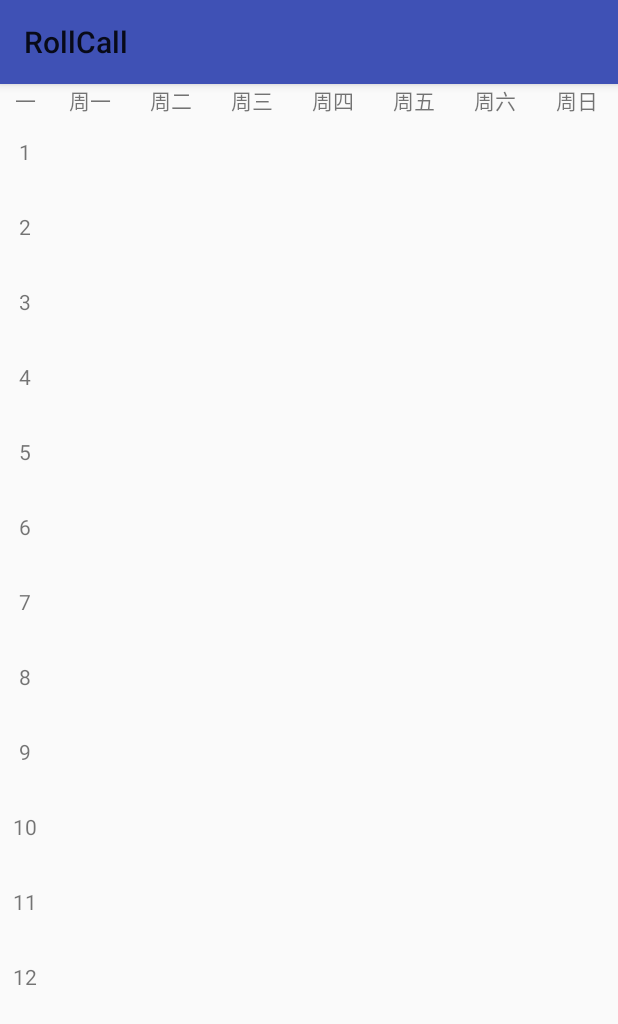
After one commit to dandelion123/android, an Android app: the CurriculumActivity screen opened directly, with no data from a screen before it, on a phone screen of 412 x 824 dp. The commit adds this screen. Shown: the top 1024 px of the screen. Run offline under Robolectric (Android 15) with nearby library versions, the phone set to English and light mode, and no system bars.

Commit message:
add kebiao Activity and it's layout

```diff
--- a/RollCall/app/src/main/AndroidManifest.xml
+++ b/RollCall/app/src/main/AndroidManifest.xml
@@ -16,6 +16,7 @@
                 <category android:name="android.intent.category.LAUNCHER" />
             </intent-filter>
         </activity>
+        <activity android:name=".CurriculumActivity"></activity>
     </application>
 
 </manifest>
--- /dev/null
+++ b/RollCall/app/src/main/java/example/com/rollcall/CurriculumActivity.java
@@ -0,0 +1,13 @@
+package example.com.rollcall;
+
+import android.support.v7.app.AppCompatActivity;
+import android.os.Bundle;
+
+public class CurriculumActivity extends AppCompatActivity {
+
+    @Override
+    protected void onCreate(Bundle savedInstanceState) {
+        super.onCreate(savedInstanceState);
+        setContentView(R.layout.activity_curriculum);
+    }
+}
--- a/RollCall/app/src/main/java/example/com/rollcall/MainActivity.java
+++ b/RollCall/app/src/main/java/example/com/rollcall/MainActivity.java
@@ -1,13 +1,33 @@
 package example.com.rollcall;
 
+import android.content.Intent;
 import android.support.v7.app.AppCompatActivity;
 import android.os.Bundle;
+import android.view.View;
+import android.widget.Button;
 
-public class MainActivity extends AppCompatActivity {
+public class MainActivity extends AppCompatActivity implements View.OnClickListener{
 
+    private Button button_curriculum;
     @Override
     protected void onCreate(Bundle savedInstanceState) {
         super.onCreate(savedInstanceState);
         setContentView(R.layout.activity_main);
+        button_curriculum=(Button)findViewById(R.id.bt_curriculum);
+        button_curriculum.setOnClickListener(this);
+    }
+
+    @Override
+    public void onClick(View v) {
+        switch (v.getId()){
+            case R.id.bt_curriculum:
+                Intent intent=new Intent(MainActivity.this,CurriculumActivity.class);
+                startActivity(intent);
+                break;
+            case R.id.bt_rollcall:
+                break;
+            case R.id.bt_result:
+                break;
+        }
     }
 }
--- /dev/null
+++ b/RollCall/app/src/main/res/layout/activity_curriculum.xml
@@ -0,0 +1,25 @@
+<LinearLayout xmlns:android="http://schemas.android.com/apk/res/android"
+    android:layout_width="match_parent"
+    android:layout_height="match_parent"
+    android:orientation="vertical"
+    >
+    <!--课程表表头目录-->
+    <LinearLayout
+        android:layout_width="match_parent"
+        android:layout_height="wrap_content">
+        <include layout="@layout/layout_day_content"/>
+    </LinearLayout>
+    <ScrollView
+        android:scrollbars="vertical"
+        android:fillViewport="true"
+        android:layout_width="match_parent"
+        android:layout_height="wrap_content">
+        <LinearLayout
+            android:orientation="horizontal"
+            android:layout_width="match_parent"
+            android:layout_height="600dp">
+            <include layout="@layout/layout_num_content"/>
+            <include layout="@layout/layout_weekly_columns"/>
+        </LinearLayout>
+    </ScrollView>
+</LinearLayout>
--- /dev/null
+++ b/RollCall/app/src/main/res/layout/layout_day_content.xml
@@ -0,0 +1,30 @@
+<merge xmlns:android="http://schemas.android.com/apk/res/android">
+    <!--第几周-->
+    <TextView
+        android:text="一"
+        android:layout_width="50px"
+        android:layout_height="20dp"
+        android:gravity="center"
+        />
+    <TextView
+        android:text="周一"
+        style="@style/style_text_day"/>
+    <TextView
+        android:text="周二"
+        style="@style/style_text_day"/>
+    <TextView
+        android:text="周三"
+        style="@style/style_text_day"/>
+    <TextView
+        android:text="周四"
+        style="@style/style_text_day"/>
+    <TextView
+        android:text="周五"
+        style="@style/style_text_day"/>
+    <TextView
+        android:text="周六"
+        style="@style/style_text_day"/>
+    <TextView
+        android:text="周日"
+        style="@style/style_text_day"/>
+</merge>
--- /dev/null
+++ b/RollCall/app/src/main/res/layout/layout_num_content.xml
@@ -0,0 +1,53 @@
+<?xml version="1.0" encoding="utf-8"?>
+<LinearLayout
+    android:layout_width="50px"
+    android:layout_height="600dp"
+    android:orientation="vertical"
+    xmlns:android="http://schemas.android.com/apk/res/android">
+
+    <TextView
+        android:text="1"
+        style="@style/style_text_num"  />
+    <TextView
+        android:text="2"
+        style="@style/style_text_num" />
+    <TextView
+        android:text="3"
+        style="@style/style_text_num"
+        />
+    <TextView
+        android:text="4"
+        style="@style/style_text_num"
+        />
+    <TextView
+        android:text="5"
+        style="@style/style_text_num"/>
+    <TextView
+        android:text="6"
+        style="@style/style_text_num"
+        />
+    <TextView
+        android:text="7"
+        style="@style/style_text_num"
+        />
+    <TextView
+        android:text="8"
+        style="@style/style_text_num"
+        />
+    <TextView
+        android:text="9"
+        style="@style/style_text_num"
+        />
+    <TextView
+        android:text="10"
+        style="@style/style_text_num"
+        />
+    <TextView
+        android:text="11"
+        style="@style/style_text_num"
+        />
+    <TextView
+        android:text="12"
+        style="@style/style_text_num"
+        />
+</LinearLayout>
--- /dev/null
+++ b/RollCall/app/src/main/res/layout/layout_weekly_columns.xml
@@ -0,0 +1,25 @@
+<?xml version="1.0" encoding="utf-8"?>
+<merge xmlns:android="http://schemas.android.com/apk/res/android">
+    <include
+        android:id="@+id/Monday"
+        layout="@layout/widget_column"/>
+    <include
+        android:id="@+id/Tuesday"
+        layout="@layout/widget_column" />
+
+    <include
+        android:id="@+id/Wednesday"
+        layout="@layout/widget_column"/>
+    <include
+        android:id="@+id/Thursday"
+        layout="@layout/widget_column"/>
+    <include
+        android:id="@+id/Friday"
+        layout="@layout/widget_column"/>
+    <include
+        android:id="@+id/Saturday"
+        layout="@layout/widget_column"/>
+    <include
+        android:id="@+id/Sunday"
+        layout="@layout/widget_column"/>
+</merge>
--- /dev/null
+++ b/RollCall/app/src/main/res/layout/widget_column.xml
@@ -0,0 +1,8 @@
+<RelativeLayout
+    style="@style/style_weekly_column"
+    xmlns:android="http://schemas.android.com/apk/res/android">
+    <TextView
+        android:text=""
+        android:layout_width="match_parent"
+        android:layout_height="wrap_content" />
+</RelativeLayout>
--- /dev/null
+++ b/RollCall/app/src/main/res/values/style_text_day.xml
@@ -0,0 +1,10 @@
+<?xml version="1.0" encoding="utf-8"?>
+<resources>
+
+    <style name="style_text_day">
+        <item name="android:gravity">center</item>
+        <item name="android:layout_weight">1</item>
+        <item name="android:layout_width">wrap_content</item>
+        <item name="android:layout_height">20dp</item>
+    </style>
+</resources>
--- /dev/null
+++ b/RollCall/app/src/main/res/values/style_text_num.xml
@@ -0,0 +1,10 @@
+<?xml version="1.0" encoding="utf-8"?>
+<resources>
+
+    <style name="style_text_num">
+        <item name="android:gravity">center</item>
+        <item name="android:layout_weight">1</item>
+        <item name="android:layout_height">wrap_content</item>
+        <item name="android:layout_width">match_parent</item>
+    </style>
+</resources>
--- /dev/null
+++ b/RollCall/app/src/main/res/values/style_weekly_column.xml
@@ -0,0 +1,9 @@
+<?xml version="1.0" encoding="utf-8"?>
+<resources>
+    <style name="style_weekly_column">
+        <item name="android:layout_weight">1</item>
+        <item name="android:layout_width">wrap_content</item>
+        <item name="android:layout_height">match_parent</item>
+        <item name="android:orientation">vertical</item>
+    </style>
+</resources>
```
